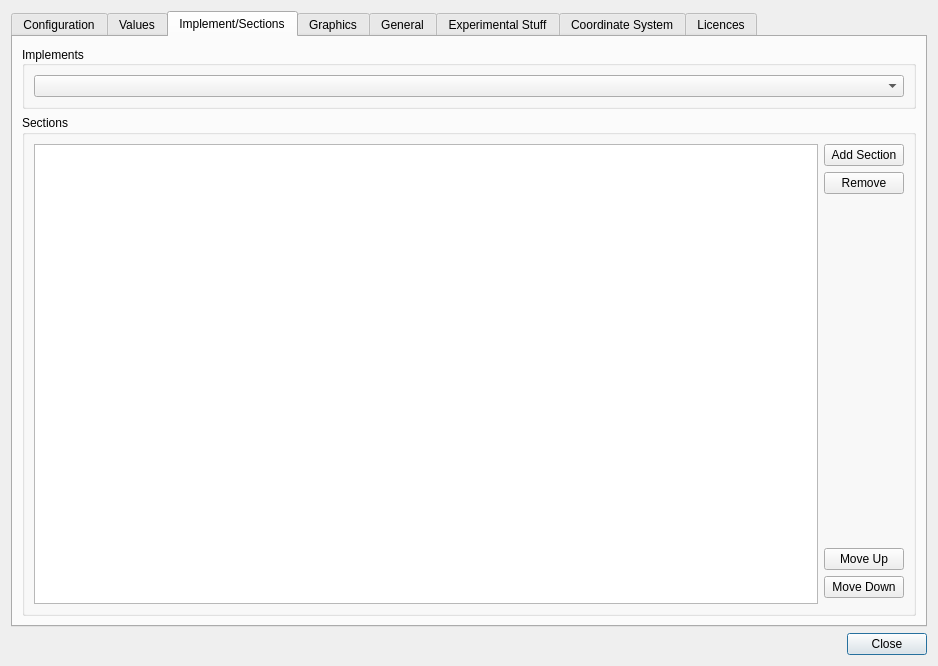
Above: src/gui/SettingsDialog.ui from eringerli/QtOpenGuidance before the change. Below: the same form after it.
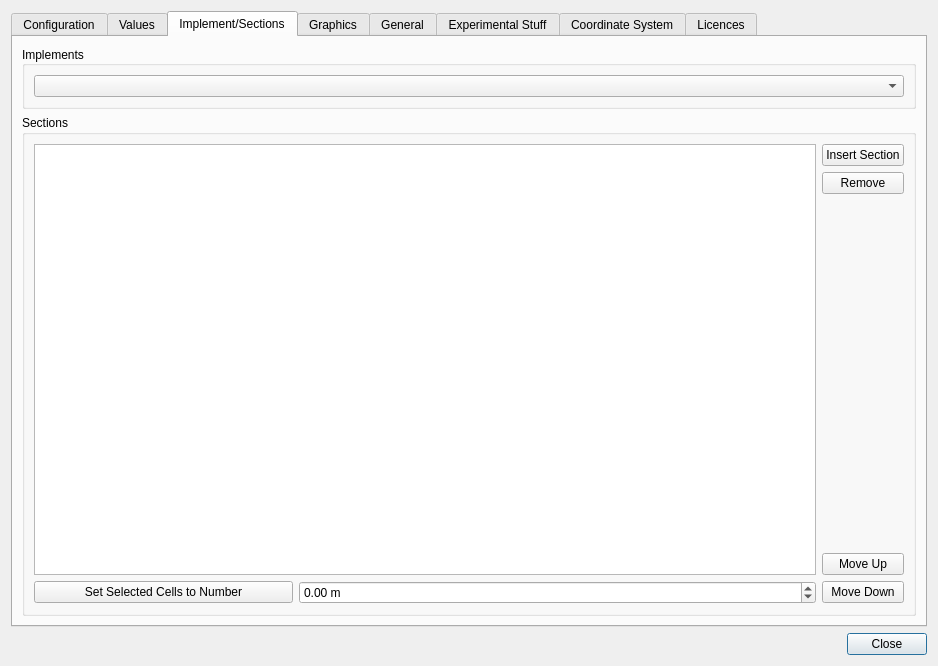
That is the form after the change. The open tabs and pages were chosen to show the change. Icons and pictures are not drawn. Custom widgets are drawn as their Qt base class.

Commit message: Implements: moving and set all selected cells to a number

```diff
--- a/src/gui/SettingsDialog.ui
+++ b/src/gui/SettingsDialog.ui
@@ -481,17 +481,7 @@
            <property name="checkable">
             <bool>false</bool>
            </property>
-           <layout class="QGridLayout" name="_2">
-            <item row="0" column="3">
-             <widget class="QPushButton" name="btnSectionAdd">
-              <property name="focusPolicy">
-               <enum>Qt::NoFocus</enum>
-              </property>
-              <property name="text">
-               <string>Add Section</string>
-              </property>
-             </widget>
-            </item>
+           <layout class="QGridLayout" name="gridLayout_4">
             <item row="3" column="3">
              <widget class="QPushButton" name="btnSectionMoveUp">
               <property name="focusPolicy">
@@ -512,23 +502,13 @@
               </property>
              </widget>
             </item>
-            <item row="1" column="3">
-             <widget class="QPushButton" name="btnSectionRemove">
+            <item row="0" column="3">
+             <widget class="QPushButton" name="btnSectionAdd">
               <property name="focusPolicy">
                <enum>Qt::NoFocus</enum>
               </property>
               <property name="text">
-               <string>Remove</string>
-              </property>
-             </widget>
-            </item>
-            <item row="0" column="0" rowspan="6">
-             <widget class="QTableView" name="twSections">
-              <property name="sizePolicy">
-               <sizepolicy hsizetype="Expanding" vsizetype="Expanding">
-                <horstretch>0</horstretch>
-                <verstretch>0</verstretch>
-               </sizepolicy>
+               <string>Insert Section</string>
               </property>
              </widget>
             </item>
@@ -545,6 +525,49 @@
               </property>
              </spacer>
             </item>
+            <item row="1" column="3">
+             <widget class="QPushButton" name="btnSectionRemove">
+              <property name="focusPolicy">
+               <enum>Qt::NoFocus</enum>
+              </property>
+              <property name="text">
+               <string>Remove</string>
+              </property>
+             </widget>
+            </item>
+            <item row="4" column="0">
+             <widget class="QPushButton" name="pbSetSelectedCellsToNumber">
+              <property name="focusPolicy">
+               <enum>Qt::NoFocus</enum>
+              </property>
+              <property name="text">
+               <string>Set Selected Cells to Number</string>
+              </property>
+             </widget>
+            </item>
+            <item row="4" column="1" colspan="2">
+             <widget class="QDoubleSpinBox" name="dsbSectionsNumber">
+              <property name="suffix">
+               <string> m</string>
+              </property>
+              <property name="minimum">
+               <double>-99.989999999999995</double>
+              </property>
+              <property name="singleStep">
+               <double>0.010000000000000</double>
+              </property>
+             </widget>
+            </item>
+            <item row="0" column="0" rowspan="4" colspan="3">
+             <widget class="QTableView" name="twSections">
+              <property name="sizePolicy">
+               <sizepolicy hsizetype="Expanding" vsizetype="Expanding">
+                <horstretch>1</horstretch>
+                <verstretch>0</verstretch>
+               </sizepolicy>
+              </property>
+             </widget>
+            </item>
            </layout>
           </widget>
          </item>
```
The commit also changes 6 other files.
